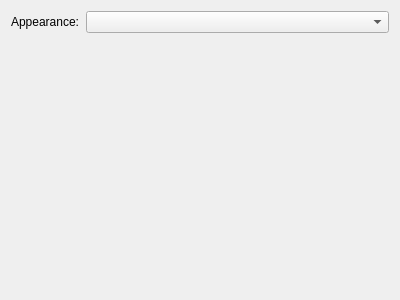
Qt form Widgets/DlgPreferencesPages/WdgPreferencesPageAppearance.ui (ma7t3/ScheduleMaster) before a commit.
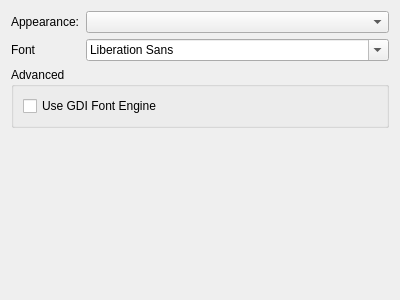
The same form after that commit.

Commit message: Add preference options: font family and gdi rendering

```diff
--- a/Widgets/DlgPreferencesPages/WdgPreferencesPageAppearance.ui
+++ b/Widgets/DlgPreferencesPages/WdgPreferencesPageAppearance.ui
@@ -13,6 +13,8 @@
   <property name="windowTitle">
    <string>Form</string>
   </property>
+  <layout class="QVBoxLayout" name="verticalLayout_2">
+   <item>
   <layout class="QFormLayout" name="formLayout">
    <item row="0" column="0">
     <widget class="QLabel" name="lAppearance">
@@ -23,6 +25,47 @@
    </item>
    <item row="0" column="1">
     <widget class="QComboBox" name="cbAppearance"/>
+     </item>
+     <item row="1" column="0">
+      <widget class="QLabel" name="lFont">
+       <property name="text">
+        <string>Font</string>
+       </property>
+      </widget>
+     </item>
+     <item row="1" column="1">
+      <widget class="QFontComboBox" name="fcbFont"/>
+     </item>
+    </layout>
+   </item>
+   <item>
+    <widget class="QGroupBox" name="gbAdvanced">
+     <property name="title">
+      <string>Advanced</string>
+     </property>
+     <layout class="QVBoxLayout" name="verticalLayout">
+      <item>
+       <widget class="QCheckBox" name="cbGDIEngine">
+        <property name="text">
+         <string>Use GDI Font Engine</string>
+        </property>
+       </widget>
+      </item>
+     </layout>
+    </widget>
+   </item>
+   <item>
+    <spacer name="verticalSpacer">
+     <property name="orientation">
+      <enum>Qt::Orientation::Vertical</enum>
+     </property>
+     <property name="sizeHint" stdset="0">
+      <size>
+       <width>20</width>
+       <height>159</height>
+      </size>
+     </property>
+    </spacer>
    </item>
   </layout>
  </widget>
```
Lines whose indentation alone changed are shown as unchanged. The commit also changes 20 other files.
